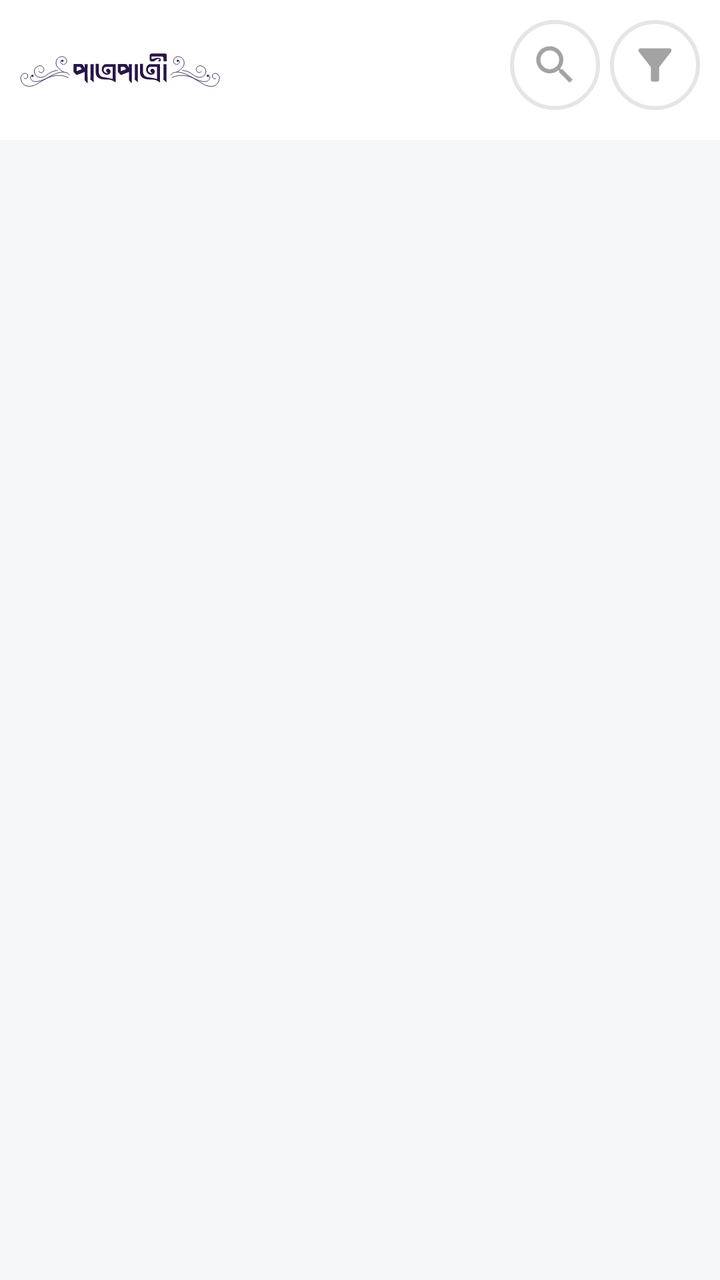
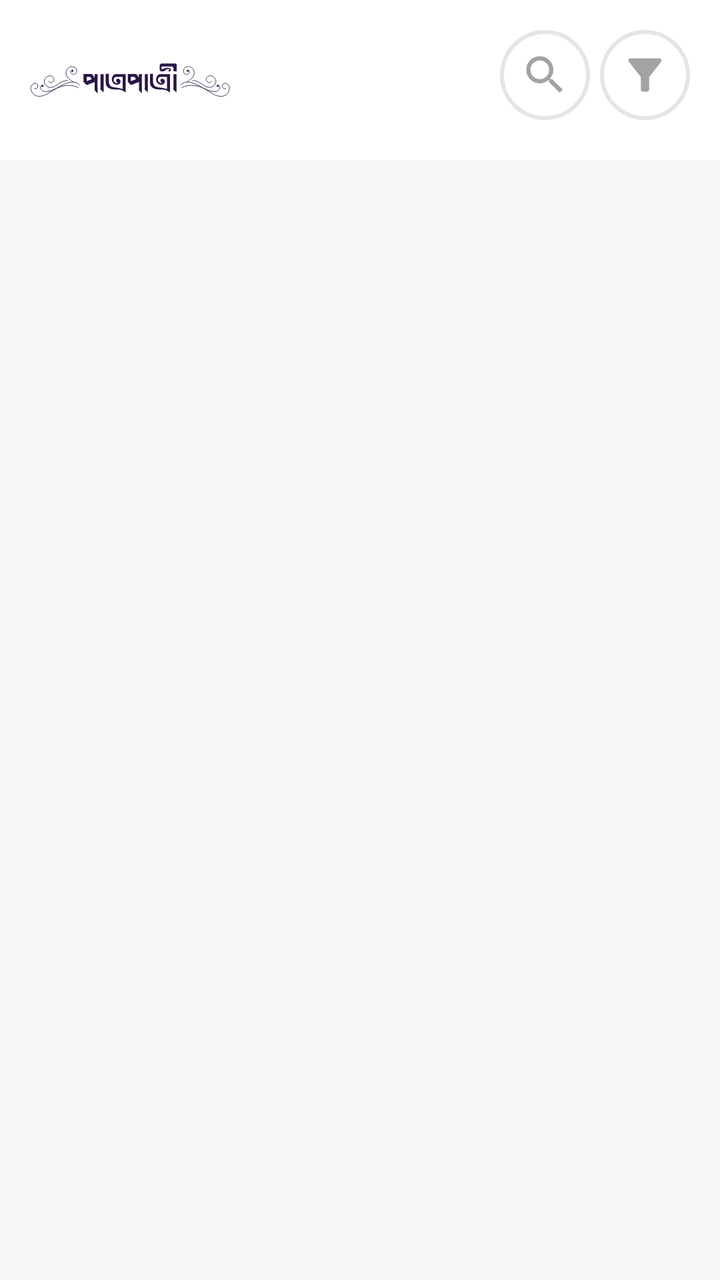

An Android layout rendered at two revisions. The XML below is the earlier revision; the diff shows what the commit changed to produce the second picture.
<!-- AndroidManifest.xml: application theme AppTheme -->
<!-- res/layout/fragment_home.xml -->
<?xml version="1.0" encoding="utf-8"?>
<LinearLayout xmlns:android="http://schemas.android.com/apk/res/android" xmlns:app="http://schemas.android.com/apk/res-auto"
    xmlns:tools="http://schemas.android.com/tools"
    android:id="@+id/root_view"
    android:orientation="vertical"
    android:background="@color/colorBackgroundGrey"
    android:layout_width="match_parent"
    android:layout_height="match_parent"
    tools:context=".views.fragments.HomeFragment">

    <RelativeLayout
        android:padding="10dp"
        android:background="@color/colorWhite"
        android:layout_width="match_parent"
        android:layout_height="wrap_content">
        <ImageView
            app:tint="@color/colorPrimary"
            android:src="@drawable/ic_logo"
            android:cropToPadding="true"
            android:layout_width="100dp"
            android:layout_height="50dp"/>
        <EditText
            android:visibility="gone"
            android:id="@+id/search_item"
            android:inputType="text"
            android:singleLine="true"
            android:hint="Search"
            android:textSize="15sp"
            app:drawableTint="@color/colorDeepGrey"
            android:drawableEnd="@drawable/ic_baseline_search_24"
            android:background="@drawable/shape_radius_100_pad_10_stroke_grey_bg_white"
            android:paddingStart="25dp"
            android:paddingEnd="25dp"
            android:layout_marginEnd="100dp"
            android:layout_width="match_parent"
            android:layout_height="wrap_content"/>
        <ImageButton
            android:id="@+id/search_button"
            android:layout_toLeftOf="@+id/filter_button"
            android:scaleType="fitCenter"
            android:adjustViewBounds="true"
            android:background="@drawable/shape_radius_100_pad_10_stroke_grey_bg_white"
            android:tint="@color/colorDeepGrey"
            android:src="@drawable/ic_baseline_search_24"
            android:layout_marginEnd="5dp"
            android:layout_width="45dp"
            android:layout_height="45dp" />
        <ImageButton
            android:id="@+id/filter_button"
            android:layout_alignParentEnd="true"
            android:scaleType="fitCenter"
            android:adjustViewBounds="true"
            android:background="@drawable/shape_radius_100_pad_10_stroke_grey_bg_white"
            android:tint="@color/colorDeepGrey"
            android:src="@drawable/ic_baseline_filter_alt_24"
            android:layout_width="45dp"
            android:layout_height="45dp" />
    </RelativeLayout>

    <androidx.recyclerview.widget.RecyclerView
        android:id="@+id/items_recycler_view"
        tools:listitem="@layout/item_user"
        android:layout_width="match_parent"
        android:layout_height="wrap_content" />

</LinearLayout>
<!-- res/layout/item_user.xml (included above) -->
<?xml version="1.0" encoding="utf-8"?>
<RelativeLayout xmlns:android="http://schemas.android.com/apk/res/android"
    xmlns:app="http://schemas.android.com/apk/res-auto"
    android:id="@+id/item_layout"
    android:layout_marginBottom="15dp"
    android:background="@color/colorWhite"
    android:layout_width="match_parent"
    android:layout_height="wrap_content">

    
    <ImageView
        android:id="@+id/item_bg_image"
        android:scaleType="centerCrop"
        android:src="@drawable/background_image"
        android:background="@color/colorBackgroundGrey"
        android:layout_width="match_parent"
        android:layout_height="150dp"/>

    <Button
        android:id="@+id/message_button"
        android:text="Message"
        android:textAllCaps="false"
        android:textColor="@color/colorWhite"
        app:cornerRadius="25dp"
        android:layout_margin="15dp"
        android:layout_alignParentEnd="true"
        app:backgroundTint="@color/colorAccent"
        android:layout_width="wrap_content"
        android:layout_height="wrap_content" />

    <LinearLayout
        android:layout_marginTop="-70dp"
        android:padding="15dp"
        android:layout_below="@+id/item_bg_image"
        android:orientation="vertical"
        android:layout_width="match_parent"
        android:layout_height="wrap_content">
        <LinearLayout
            android:orientation="horizontal"
            android:layout_marginBottom="15dp"
            android:layout_width="match_parent"
            android:layout_height="wrap_content">
            <de.hdodenhof.circleimageview.CircleImageView
                android:id="@+id/item_image"
                app:civ_border_width="1dp"
                app:civ_border_color="@color/colorLightGrey"
                app:civ_circle_background_color="@color/colorWhite"
                app:tint="@color/colorWhite"
                android:src="@drawable/ic_add_photo"
                android:layout_marginEnd="15dp"
                android:layout_width="120dp"
                android:layout_height="120dp"/>
            <LinearLayout
                android:layout_marginTop="60dp"
                android:layout_gravity="bottom"
                android:orientation="vertical"
                android:layout_width="match_parent"
                android:layout_height="wrap_content">
                <TextView
                    android:id="@+id/item_name"
                    android:textSize="20sp"
                    android:text="Mohammad Ali"
                    android:textColor="@color/colorPrimary"
                    android:layout_width="wrap_content"
                    android:layout_height="wrap_content"/>
                <TextView
                    android:id="@+id/item_address_designation"
                    android:text="Software Engineer | Chittagong"
                    android:textColor="@color/colorPurple"
                    android:layout_width="wrap_content"
                    android:layout_height="wrap_content"/>
            </LinearLayout>
        </LinearLayout>

        <LinearLayout
            android:orientation="vertical"
            android:layout_marginBottom="15dp"
            android:layout_width="match_parent"
            android:layout_height="wrap_content">
            <TextView
                android:id="@+id/item_description"
                android:ellipsize="end"
                android:maxLines="4"
                android:textSize="10sp"
                android:layout_marginBottom="5dp"
                android:text="I am a person who is positive about every aspect of life. There are many things I like to do, to see, and to experience. I like to read, I like to write; I like to think, I like to dream; I like to talk, I like to listen. I like to see the sunrise in the morning, I like to see the moonlight at night; I like to feel the music flowing on my face, I like to smell the wind coming from the ocean. I like to look at the clouds in the sky with a blank mind, I like to do thought experiment when I cannot sleep in the middle of the night. I like flowers in spring, rain in summer, leaves in autumn, and snow in winter. I like to sleep early, I like to get up late; I like to be alone, I like to be surrounded by people. I like country’s peace, I like metropolis’ noise; I like the beautiful west lake in Hangzhou, I like the flat cornfield in Champaign. I like delicious food and comfortable shoes; I like good books and romantic movies. I like the land and the nature, I like people. And, I like to laugh."
                android:layout_width="wrap_content"
                android:layout_height="wrap_content"/>
            <TextView
                android:ellipsize="end"
                android:maxLines="4"
                android:textSize="10sp"
                android:text="Read More..."
                android:textColor="@color/colorPurple"
                android:layout_width="match_parent"
                android:layout_height="wrap_content"/>
        </LinearLayout>
        <RelativeLayout
            android:layout_width="match_parent"
            android:layout_height="wrap_content">
            <LinearLayout
                android:orientation="horizontal"
                android:layout_width="wrap_content"
                android:layout_height="wrap_content">
                <ImageView
                    app:tint="@color/colorPrimary"
                    android:src="@drawable/ic_baseline_access_time_24"
                    android:layout_marginEnd="5dp"
                    android:layout_width="15dp"
                    android:layout_height="15dp"/>
                <TextView
                    android:id="@+id/item_date"
                    android:textSize="10sp"
                    android:text="10th November"
                    android:textColor="@color/colorPrimary"
                    android:layout_width="wrap_content"
                    android:layout_height="wrap_content"/>
            </LinearLayout>
            <LinearLayout
                android:layout_alignParentEnd="true"
                android:orientation="horizontal"
                android:layout_width="wrap_content"
                android:layout_height="wrap_content">
                <LinearLayout
                    android:layout_marginEnd="10dp"
                    android:orientation="horizontal"
                    android:layout_width="wrap_content"
                    android:layout_height="wrap_content">
                    <ImageView
                        app:tint="@color/colorPrimary"
                        android:src="@drawable/ic_baseline_visibility_24"
                        android:layout_marginEnd="5dp"
                        android:layout_width="15dp"
                        android:layout_height="15dp"/>
                    <TextView
                        android:id="@+id/item_viewed"
                        android:textSize="10sp"
                        android:text="15K"
                        android:textColor="@color/colorPrimary"
                        android:layout_width="wrap_content"
                        android:layout_height="wrap_content"/>
                </LinearLayout>
                <LinearLayout
                    android:orientation="horizontal"
                    android:layout_width="wrap_content"
                    android:layout_height="wrap_content">
                    <ImageView
                        app:tint="@color/colorPrimary"
                        android:src="@drawable/ic_baseline_favorite_24"
                        android:layout_marginEnd="5dp"
                        android:layout_width="15dp"
                        android:layout_height="15dp"/>
                    <TextView
                        android:id="@+id/item_liked"
                        android:textSize="10sp"
                        android:text="12K"
                        android:textColor="@color/colorPrimary"
                        android:layout_width="wrap_content"
                        android:layout_height="wrap_content"/>
                </LinearLayout>
            </LinearLayout>
        </RelativeLayout>
    </LinearLayout>

</RelativeLayout>
<!-- resources referenced by this layout -->
<resources>
  <color name="colorAccent">#2D164A</color>
  <color name="colorBackgroundGrey">#F5F7F8</color>
  <color name="colorDeepGrey">#A3A3A3</color>
  <color name="colorLightGrey">#F2F2F2</color>
  <color name="colorPrimary">#271547</color>
  <color name="colorPurple">#79346B</color>
  <color name="colorWhite">#FFFFFF</color>
  <!-- drawable ic_baseline_favorite_24 (drawable) -->
  <vector xmlns:android="http://schemas.android.com/apk/res/android"
      android:width="24dp"
      android:height="24dp"
      android:viewportWidth="24"
      android:viewportHeight="24"
      android:tint="?attr/colorControlNormal">
    <path
        android:fillColor="@android:color/white"
        android:pathData="M12,21.35l-1.45,-1.32C5.4,15.36 2,12.28 2,8.5 2,5.42 4.42,3 7.5,3c1.74,0 3.41,0.81 4.5,2.09C13.09,3.81 14.76,3 16.5,3 19.58,3 22,5.42 22,8.5c0,3.78 -3.4,6.86 -8.55,11.54L12,21.35z"/>
  </vector>
  <!-- drawable ic_baseline_filter_alt_24 (drawable) -->
  <vector xmlns:android="http://schemas.android.com/apk/res/android"
      android:width="24dp"
      android:height="24dp"
      android:viewportWidth="24"
      android:viewportHeight="24"
      android:tint="?attr/colorControlNormal">
    <path
        android:fillColor="@android:color/white"
        android:pathData="M4.25,5.61C6.27,8.2 10,13 10,13v6c0,0.55 0.45,1 1,1h2c0.55,0 1,-0.45 1,-1v-6c0,0 3.72,-4.8 5.74,-7.39C20.25,4.95 19.78,4 18.95,4H5.04C4.21,4 3.74,4.95 4.25,5.61z"/>
  </vector>
  <!-- drawable ic_baseline_search_24 (drawable) -->
  <vector xmlns:android="http://schemas.android.com/apk/res/android"
      android:width="24dp"
      android:height="24dp"
      android:viewportWidth="24"
      android:viewportHeight="24"
      android:tint="?attr/colorControlNormal">
    <path
        android:fillColor="@android:color/white"
        android:pathData="M15.5,14h-0.79l-0.28,-0.27C15.41,12.59 16,11.11 16,9.5 16,5.91 13.09,3 9.5,3S3,5.91 3,9.5 5.91,16 9.5,16c1.61,0 3.09,-0.59 4.23,-1.57l0.27,0.28v0.79l5,4.99L20.49,19l-4.99,-5zM9.5,14C7.01,14 5,11.99 5,9.5S7.01,5 9.5,5 14,7.01 14,9.5 11.99,14 9.5,14z"/>
  </vector>
  <!-- drawable ic_baseline_visibility_24 (drawable) -->
  <vector xmlns:android="http://schemas.android.com/apk/res/android"
      android:width="24dp"
      android:height="24dp"
      android:viewportWidth="24"
      android:viewportHeight="24"
      android:tint="?attr/colorControlNormal">
    <path
        android:fillColor="@android:color/white"
        android:pathData="M12,4.5C7,4.5 2.73,7.61 1,12c1.73,4.39 6,7.5 11,7.5s9.27,-3.11 11,-7.5c-1.73,-4.39 -6,-7.5 -11,-7.5zM12,17c-2.76,0 -5,-2.24 -5,-5s2.24,-5 5,-5 5,2.24 5,5 -2.24,5 -5,5zM12,9c-1.66,0 -3,1.34 -3,3s1.34,3 3,3 3,-1.34 3,-3 -1.34,-3 -3,-3z"/>
  </vector>
  <!-- drawable shape_radius_100_pad_10_stroke_grey_bg_white (drawable) -->
  <?xml version="1.0" encoding="utf-8"?>
  <shape xmlns:android="http://schemas.android.com/apk/res/android">
      
      <solid android:color="@color/colorWhite" />
      <stroke android:width="2dp" android:color="#e5e5e5" />
      <padding android:left="10dp" android:top="10dp" android:right="10dp" android:bottom="10dp"/>
      <corners android:radius="100dp"/>
  </shape>
  <style name="AppTheme" parent="Theme.MaterialComponents.DayNight.NoActionBar">
          
          <item name="colorPrimary">@color/colorPrimary</item>
          <item name="colorPrimaryDark">@color/colorPrimaryDark</item>
          <item name="colorAccent">@color/colorAccent</item>
      </style>
  <color name="colorPrimaryDark">#43105D</color>
  <!-- unchanged entries left out for length: 4 -->
</resources>

<!-- the commit's change to res/layout/fragment_home.xml (unified diff, before → after) -->
@@ -9,7 +9,8 @@
     tools:context=".views.fragments.HomeFragment">
 
     <RelativeLayout
-        android:padding="10dp"
+        android:padding="15dp"
+        android:layout_marginBottom="1dp"
         android:background="@color/colorWhite"
         android:layout_width="match_parent"
         android:layout_height="wrap_content">
